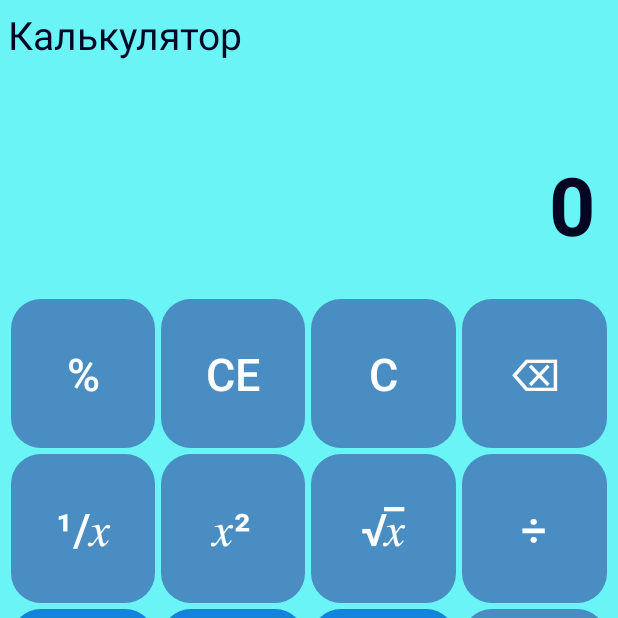
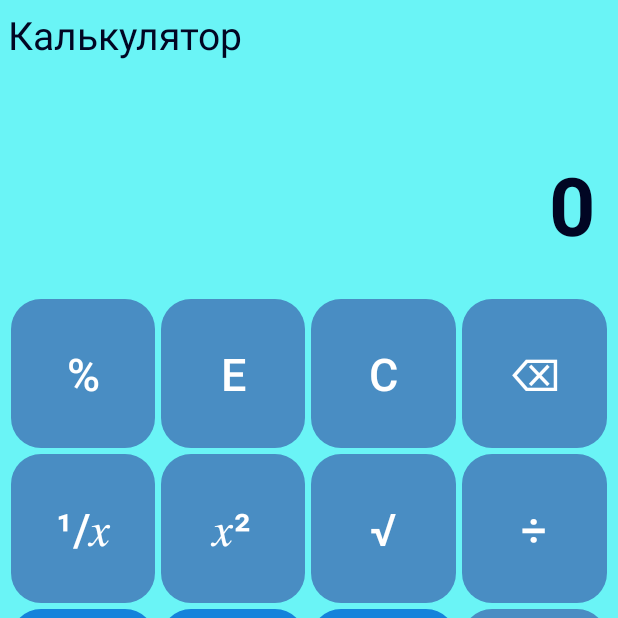
Before and after one commit to TanyaBabinets/Android1, an Android app: the CalcActivity screen opened directly, with no data from a screen before it, on a phone screen of 412 x 824 dp, the top half of it. Run offline under Robolectric (Android 15) with nearby library versions, the phone set to English and light mode, and no system bars.

Commit message:
finish calculator

```diff
--- a/app/src/main/java/itstep/learning/androidpv211/ChatActivity.java
+++ b/app/src/main/java/itstep/learning/androidpv211/ChatActivity.java
@@ -91,7 +91,7 @@ public class ChatActivity extends AppCompatActivity {
             return insets;
         });
         pool= Executors.newFixedThreadPool(3);
-        updateChat();
+    //    updateChat();
         etAuthor=findViewById((R.id.chat_et_author));
         etAuthor.setText( loadAuthor());//если есть имя то подставится
         etMessage=findViewById((R.id.chat_et_message));
--- a/app/src/main/res/layout-land/activity_calc.xml
+++ b/app/src/main/res/layout-land/activity_calc.xml
@@ -12,6 +12,8 @@
         android:layout_width="match_parent"
         android:layout_height="wrap_content"
         android:orientation="horizontal">
+
+
     <LinearLayout
         android:layout_width="0dp"
         android:layout_weight="1"
@@ -36,10 +38,11 @@
         android:text="3+9="
         />
 </LinearLayout>
+
 <TextView
 android:id="@+id/calc_tv_result"
 android:layout_width="0dp"
-    android:layout_weight="2"
+    android:layout_weight="1"
 android:layout_height="wrap_content"
 android:layout_marginHorizontal="15dp"
 android:layout_marginTop="5dp"
@@ -54,14 +57,16 @@ android:text="27"
     </LinearLayout>
 
 
-
+<!--кнопки-->
 <LinearLayout
     android:layout_width="match_parent"
-    android:layout_height="match_parent"
+
+    android:layout_height="0dp"
+    android:layout_weight="1"
     android:layout_margin="5dp"
     android:orientation="vertical">
 
-
+<!--1 row-->
     <LinearLayout
         android:layout_width="match_parent"
         android:layout_weight="1"
@@ -69,7 +74,7 @@ android:text="27"
         android:orientation="horizontal">
 
         <Button
-            android:id="@+id/calc_btn_func"
+            android:id="@+id/calc_btn_percent"
             style="@style/calc_btn_func"
             android:text="%"
             />
@@ -78,6 +83,7 @@ android:text="27"
             android:id="@+id/calc_btn_div"
             style="@style/calc_btn_func"
             android:text="@string/calc_btn_div"
+            android:onClick="OnOperClick"
             />
         <Button
             android:id="@+id/calc_btn_7"
@@ -102,6 +108,8 @@ android:text="27"
             />
 
     </LinearLayout>
+
+<!--    2 row-->
     <LinearLayout
         android:layout_width="match_parent"
         android:layout_weight="1"
@@ -116,6 +124,7 @@ android:text="27"
             android:id="@+id/calc_btn_mult"
             style="@style/calc_btn_func"
             android:text="@string/calc_btn_mult"
+            android:onClick="OnOperClick"
             />
         <Button
             android:id="@+id/calc_btn_4"
@@ -139,6 +148,7 @@ android:text="27"
             android:text="@string/calc_btn_c"
             />
     </LinearLayout>
+<!--    3 row-->
     <LinearLayout
         android:layout_width="match_parent"
         android:layout_weight="1"
@@ -154,6 +164,7 @@ android:text="27"
             android:id="@+id/calc_btn_minus"
             style="@style/calc_btn_func"
             android:text="@string/calc_btn_minus"
+            android:onClick="OnOperClick"
             />
         <Button
             android:id="@+id/calc_btn_1"
@@ -175,9 +186,8 @@ android:text="27"
             style="@style/calc_btn_func"
             android:text="@string/calc_btn_ce"
             />
-
-
     </LinearLayout>
+<!--    4 строка-->
     <LinearLayout
         android:layout_width="match_parent"
         android:layout_weight="1"
@@ -192,6 +202,7 @@ android:text="27"
             android:id="@+id/calc_btn_plus"
             style="@style/calc_btn_func"
             android:text="@string/calc_btn_plus"
+            android:onClick="OnOperClick"
             />
         <Button
             android:id="@+id/calc_btn_plusminus"
--- a/app/src/main/res/layout/activity_calc.xml
+++ b/app/src/main/res/layout/activity_calc.xml
@@ -52,7 +52,7 @@
         android:orientation="horizontal">
 
        <Button
-           android:id="@+id/calc_btn_func"
+           android:id="@+id/calc_btn_percent"
          style="@style/calc_btn_func"
            android:text="%"
           />
@@ -70,7 +70,7 @@
             android:id="@+id/calc_btn_backspase"
             style="@style/calc_btn_func"
             android:text="@string/calc_btn_backspase"
-            />
+          />
 
     </LinearLayout>
     <LinearLayout
@@ -90,13 +90,15 @@
             android:text="@string/calc_btn_sqr"
             />
         <Button
+            android:id="@+id/btnSqrt"
             style="@style/calc_btn_func"
             android:text="@string/calc_btn_sqrt"
-            />
+            android:onClick="OnRootClick" />
         <Button
             style="@style/calc_btn_func"
             android:text="@string/calc_btn_div"
-            />
+            android:onClick="OnOperClick" />
+
 
     </LinearLayout>
     <LinearLayout
@@ -124,7 +126,8 @@
             android:id="@+id/calc_btn_mult"
             style="@style/calc_btn_func"
             android:text="@string/calc_btn_mult"
-            />
+            android:onClick="OnOperClick" />
+
 
     </LinearLayout>
     <LinearLayout
@@ -152,7 +155,8 @@
             android:id="@+id/calc_btn_plus"
             style="@style/calc_btn_func"
             android:text="@string/calc_btn_plus"
-            />
+            android:onClick="OnOperClick" />
+
 
     </LinearLayout>
     <LinearLayout
@@ -180,7 +184,8 @@
             android:id="@+id/calc_btn_minus"
             style="@style/calc_btn_func"
             android:text="@string/calc_btn_minus"
-            />
+            android:onClick="OnOperClick"
+        />
 
     </LinearLayout>
     <LinearLayout
--- a/app/src/main/res/values/strings.xml
+++ b/app/src/main/res/values/strings.xml
@@ -38,7 +38,8 @@
     <string name="calc_btn_9">9</string>
     <string name="calc_btn_backspase">\u232B</string>
     <string name="calc_btn_sqr">&#x1D465;\u00B2</string>
-    <string name="calc_btn_sqrt">\u221A&#x1D465;\u0305</string>
+<!--    <string name="calc_btn_sqrt">\u221A&#x1D465;\u0305</string>-->
+    <string name="calc_btn_sqrt">\u221A</string>
     <string name="calc_btn_inv">\u00B9/&#x1D465;</string>
     <string name="calc_btn_div">\u00F7</string>
     <string name="calc_btn_mult">\u00D7</string>
@@ -46,9 +47,10 @@
     <string name="calc_btn_minus">\u2212</string>
     <string name="calc_btn_plusminus">\u00B1</string>
     <string name="calc_btn_coma">,</string>
-    <string name="calc_btn_ce">CE</string>
+    <string name="calc_btn_ce">E</string>
     <string name="calc_btn_c">C</string>
     <string name="calc_btn_equal">=</string>
+    <string name="calc_btn_percent">%</string>
 
 
     <!--endregion-->
```
Also changed, not shown: app/src/main/java/itstep/learning/androidpv211/CalcActivity.java (+118 -20 lines).
